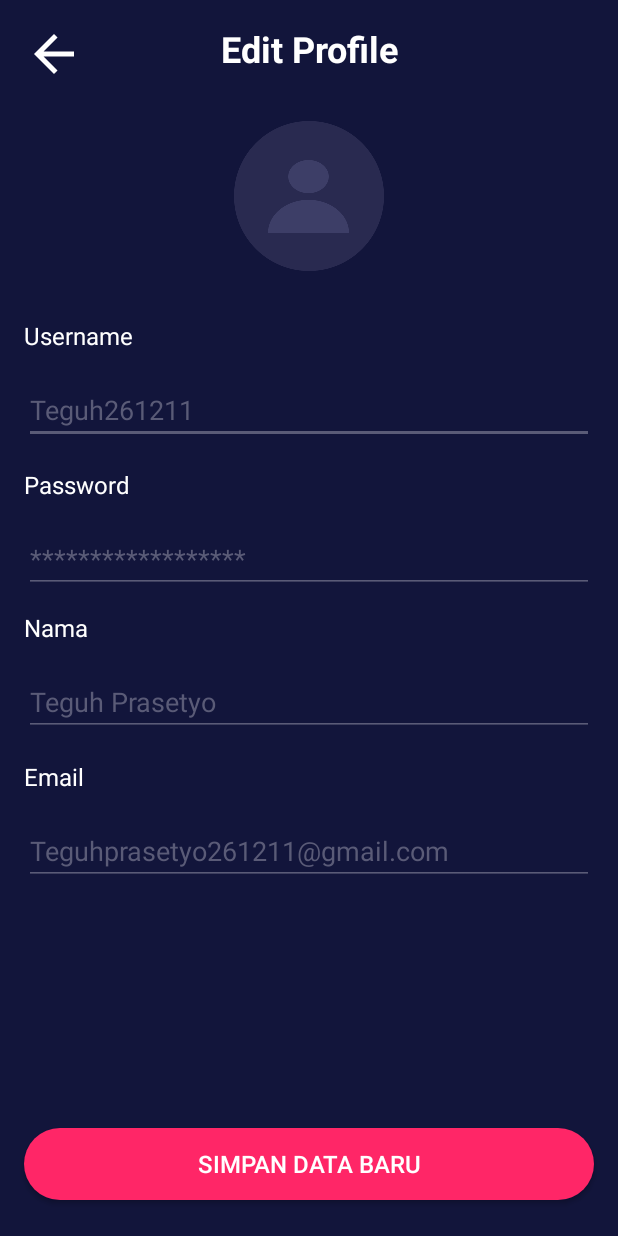
After one commit to teguhprasetyo03/NontonKuy, an Android app: the EditProfileActivity screen opened directly, with no data from a screen before it, on a phone screen of 412 x 824 dp. The commit adds this screen. Run offline under Robolectric (Android 15) with nearby library versions, the light colour scheme and no system bars.

Commit message:
menambahkan edit profile , history dan wallet

```diff
--- /dev/null
+++ b/app/src/main/java/com/studiomasteguh/nontonkuy/EditProfileActivity.kt
@@ -0,0 +1,12 @@
+package com.studiomasteguh.nontonkuy
+
+import androidx.appcompat.app.AppCompatActivity
+import android.os.Bundle
+
+class EditProfileActivity : AppCompatActivity() {
+
+    override fun onCreate(savedInstanceState: Bundle?) {
+        super.onCreate(savedInstanceState)
+        setContentView(R.layout.activity_edit_profile)
+    }
+}
--- /dev/null
+++ b/app/src/main/res/layout/activity_edit_profile.xml
@@ -0,0 +1,187 @@
+<?xml version="1.0" encoding="utf-8"?>
+<androidx.constraintlayout.widget.ConstraintLayout xmlns:android="http://schemas.android.com/apk/res/android"
+    xmlns:app="http://schemas.android.com/apk/res-auto"
+    xmlns:tools="http://schemas.android.com/tools"
+    android:layout_width="match_parent"
+    android:layout_height="match_parent"
+    android:background="@color/backgroundColor"
+    tools:context=".EditProfileActivity">
+
+    <ImageView
+        android:id="@+id/imageView3"
+        android:layout_width="40dp"
+        android:layout_height="40dp"
+        android:layout_marginStart="16dp"
+        android:layout_marginTop="16dp"
+        app:layout_constraintStart_toStartOf="parent"
+        app:layout_constraintTop_toTopOf="parent"
+        app:srcCompat="@drawable/ic_arrow_back_white_24dp" />
+
+    <TextView
+        android:id="@+id/textView"
+        android:layout_width="wrap_content"
+        android:layout_height="wrap_content"
+        android:layout_marginStart="16dp"
+        android:layout_marginTop="16dp"
+        android:layout_marginEnd="16dp"
+        android:gravity="center"
+        android:text="Edit Profile"
+        android:textColor="#FFFFFF"
+        android:textSize="24sp"
+        android:textStyle="bold"
+        app:layout_constraintEnd_toEndOf="parent"
+        app:layout_constraintStart_toStartOf="parent"
+        app:layout_constraintTop_toTopOf="parent" />
+
+    <Button
+        android:id="@+id/button"
+        android:layout_width="0dp"
+        android:layout_height="wrap_content"
+        android:layout_marginStart="16dp"
+        android:layout_marginEnd="16dp"
+        android:layout_marginBottom="24dp"
+        android:background="@drawable/btn_primary"
+        android:text="Simpan data baru"
+        android:textColor="#FFFFFF"
+        android:textSize="16sp"
+        app:layout_constraintBottom_toBottomOf="parent"
+        app:layout_constraintEnd_toEndOf="parent"
+        app:layout_constraintStart_toStartOf="parent" />
+
+    <TextView
+        android:id="@+id/textView3"
+        android:layout_width="wrap_content"
+        android:layout_height="wrap_content"
+        android:layout_marginStart="16dp"
+        android:layout_marginTop="32dp"
+        android:layout_marginEnd="16dp"
+        android:text="@string/username"
+        android:textColor="#FFFFFF"
+        android:textSize="16sp"
+        app:layout_constraintEnd_toEndOf="parent"
+        app:layout_constraintHorizontal_bias="0.0"
+        app:layout_constraintStart_toStartOf="parent"
+        app:layout_constraintTop_toBottomOf="@+id/imageView9" />
+
+    <EditText
+        android:id="@+id/editText2"
+        android:layout_width="match_parent"
+        android:layout_height="wrap_content"
+        android:layout_marginStart="16dp"
+        android:layout_marginTop="16dp"
+        android:layout_marginEnd="16dp"
+        android:backgroundTint="@color/bg_Tint"
+        android:hint="Teguh261211"
+        android:textColorHint="@color/bg_Tint"
+        app:layout_constraintEnd_toEndOf="parent"
+        app:layout_constraintHorizontal_bias="0.04"
+        app:layout_constraintStart_toStartOf="parent"
+        app:layout_constraintTop_toBottomOf="@+id/textView3" />
+
+    <EditText
+        android:id="@+id/editText"
+        android:layout_width="match_parent"
+        android:layout_height="wrap_content"
+        android:layout_marginStart="16dp"
+        android:layout_marginTop="16dp"
+        android:layout_marginEnd="16dp"
+        android:backgroundTint="@color/bg_Tint"
+        android:hint="******************"
+        android:inputType="textPassword"
+        android:textColorHint="@color/bg_Tint"
+        app:layout_constraintEnd_toEndOf="parent"
+        app:layout_constraintHorizontal_bias="0.0"
+        app:layout_constraintStart_toStartOf="parent"
+        app:layout_constraintTop_toBottomOf="@+id/textView4" />
+
+    <TextView
+        android:id="@+id/textView4"
+        android:layout_width="wrap_content"
+        android:layout_height="wrap_content"
+        android:layout_marginStart="16dp"
+        android:layout_marginTop="16dp"
+        android:layout_marginEnd="16dp"
+        android:text="@string/password"
+        android:textColor="#FFFFFF"
+        android:textSize="16sp"
+        app:layout_constraintEnd_toEndOf="parent"
+        app:layout_constraintHorizontal_bias="0.0"
+        app:layout_constraintStart_toStartOf="parent"
+        app:layout_constraintTop_toBottomOf="@+id/editText2" />
+
+    <TextView
+        android:id="@+id/textView5"
+        android:layout_width="wrap_content"
+        android:layout_height="wrap_content"
+        android:layout_marginStart="16dp"
+        android:layout_marginTop="12dp"
+        android:layout_marginEnd="16dp"
+        android:text="@string/nama"
+        android:textColor="#FFFFFF"
+        android:textSize="16sp"
+        app:layout_constraintEnd_toEndOf="parent"
+        app:layout_constraintHorizontal_bias="0.0"
+        app:layout_constraintStart_toStartOf="parent"
+        app:layout_constraintTop_toBottomOf="@+id/editText" />
+
+    <EditText
+        android:id="@+id/editText3"
+        android:layout_width="match_parent"
+        android:layout_height="wrap_content"
+        android:layout_marginStart="16dp"
+        android:layout_marginTop="16dp"
+        android:layout_marginEnd="16dp"
+        android:backgroundTint="@color/bg_Tint"
+        android:ems="10"
+        android:hint="Teguh Prasetyo "
+        android:inputType="textPersonName"
+        android:textColorHint="@color/bg_Tint"
+        app:layout_constraintEnd_toEndOf="parent"
+        app:layout_constraintHorizontal_bias="0.0"
+        app:layout_constraintStart_toStartOf="parent"
+        app:layout_constraintTop_toBottomOf="@+id/textView5" />
+
+    <TextView
+        android:id="@+id/textView6"
+        android:layout_width="wrap_content"
+        android:layout_height="wrap_content"
+        android:layout_marginStart="16dp"
+        android:layout_marginTop="16dp"
+        android:layout_marginEnd="16dp"
+        android:text="@string/email"
+        android:textColor="#FFFFFF"
+        android:textSize="16sp"
+        app:layout_constraintEnd_toEndOf="parent"
+        app:layout_constraintHorizontal_bias="0.0"
+        app:layout_constraintStart_toStartOf="parent"
+        app:layout_constraintTop_toBottomOf="@+id/editText3" />
+
+    <EditText
+        android:id="@+id/editText5"
+        android:layout_width="match_parent"
+        android:layout_height="wrap_content"
+        android:layout_marginStart="16dp"
+        android:layout_marginTop="16dp"
+        android:layout_marginEnd="16dp"
+        android:backgroundTint="@color/bg_Tint"
+        android:ems="10"
+        android:hint="Teguhprasetyo261211@gmail.com"
+        android:inputType="textEmailAddress"
+        android:textColorHint="@color/bg_Tint"
+        app:layout_constraintEnd_toEndOf="parent"
+        app:layout_constraintStart_toStartOf="parent"
+        app:layout_constraintTop_toBottomOf="@+id/textView6" />
+
+    <ImageView
+        android:id="@+id/imageView9"
+        android:layout_width="100dp"
+        android:layout_height="100dp"
+        android:layout_marginStart="16dp"
+        android:layout_marginTop="32dp"
+        android:layout_marginEnd="16dp"
+        app:layout_constraintEnd_toEndOf="parent"
+        app:layout_constraintStart_toStartOf="parent"
+        app:layout_constraintTop_toBottomOf="@+id/textView"
+        app:srcCompat="@drawable/pic_profile" />
+
+</androidx.constraintlayout.widget.ConstraintLayout>
--- a/app/src/main/res/values/colors.xml
+++ b/app/src/main/res/values/colors.xml
@@ -1,7 +1,7 @@
 <?xml version="1.0" encoding="utf-8"?>
 <resources>
     <color name="colorPrimary">#008577</color>
-    <color name="colorPrimaryDark">#00574B</color>
+    <color name="colorPrimaryDark">#151729</color>
     <color name="colorAccent">#D81B60</color>
 
     <color name="backgroundColor">#12153B</color>
--- a/app/src/main/res/values/styles.xml
+++ b/app/src/main/res/values/styles.xml
@@ -1,7 +1,7 @@
 <resources>
 
     <!-- Base application theme. -->
-    <style name="AppTheme" parent="Theme.AppCompat.Light.DarkActionBar">
+    <style name="AppTheme" parent="Theme.AppCompat.Light.NoActionBar">
         <!-- Customize your theme here. -->
         <item name="colorPrimary">@color/colorPrimary</item>
         <item name="colorPrimaryDark">@color/colorPrimaryDark</item>
```
Also changed, not shown: app/src/main/AndroidManifest.xml (+12 -9 lines), app/src/main/java/com/studiomasteguh/nontonkuy/HistoryActivity.kt (added, +12 -0 lines), app/src/main/java/com/studiomasteguh/nontonkuy/MyWalletActivity.kt (added, +12 -0 lines), app/src/main/java/com/studiomasteguh/nontonkuy/SplashScreenActivity.kt (+11 -0 lines), app/src/main/res/layout/activity_history.xml (added, +61 -0 lines), app/src/main/res/layout/activity_my_wallet.xml (added, +91 -0 lines), app/src/main/res/layout/activity_pilih_bangku.xml (+5 -2 lines).
